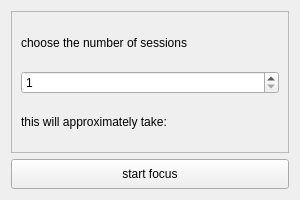
Qt form ui/focuswindow.ui (dop14/monkmode) before a commit.
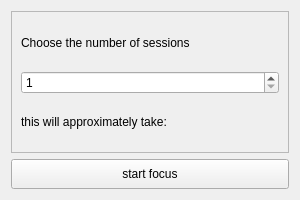
The same form after that commit.

```diff
--- a/ui/focuswindow.ui
+++ b/ui/focuswindow.ui
@@ -44,7 +44,7 @@
       <item>
        <widget class="QLabel" name="session_label">
         <property name="text">
-         <string>choose the number of sessions</string>
+         <string>Choose the number of sessions</string>
         </property>
        </widget>
       </item>
```
